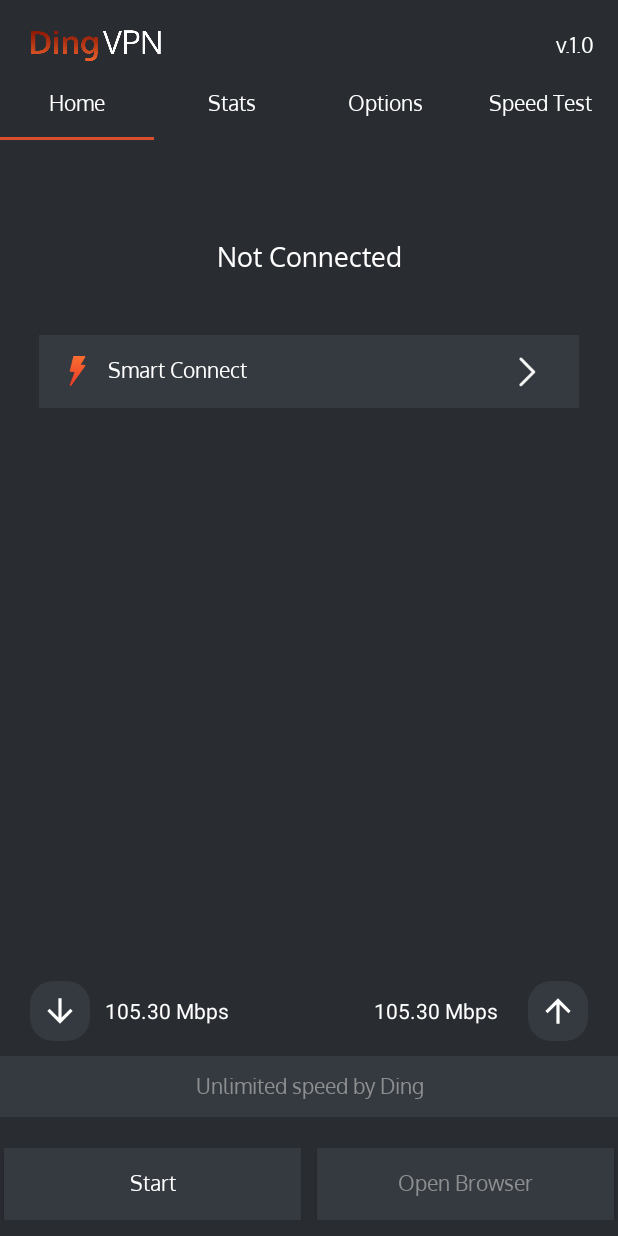
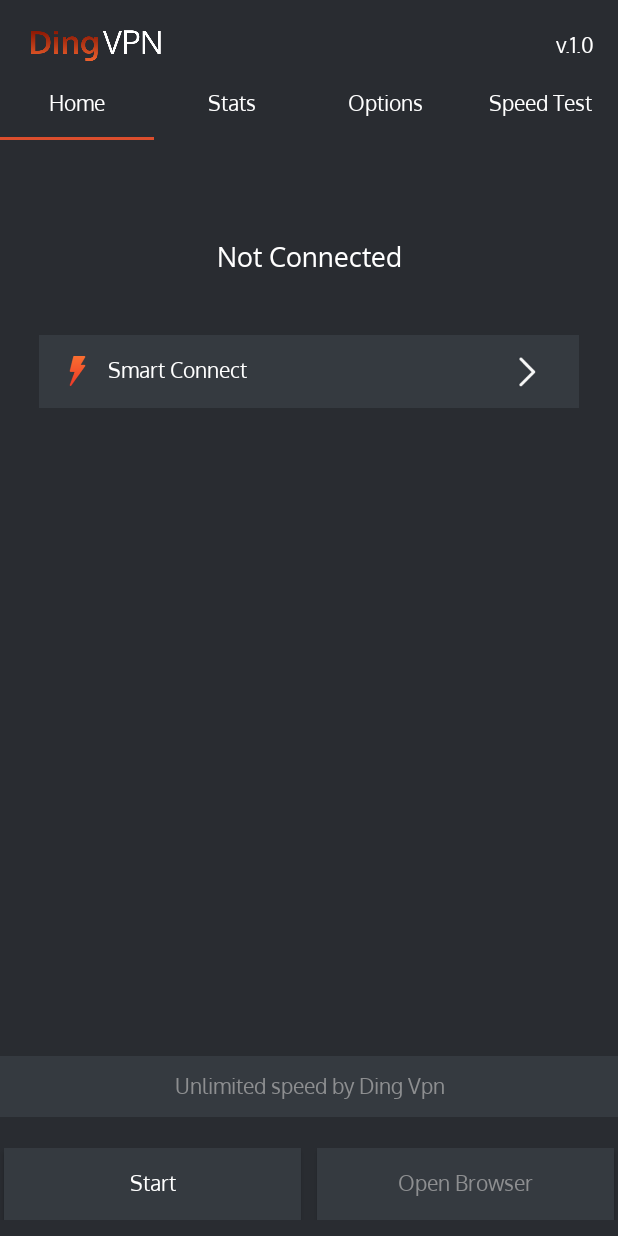
Before and after one commit to Asghar-ali-code/DingVpnn, an Android app: the HomeActivity screen opened directly, with no data from a screen before it, on a phone screen of 412 x 824 dp. Run offline under Robolectric (Android 15) with nearby library versions, the phone set to English and light mode, and no system bars; our stand-ins replace sdp/ssp sizes.

Commit message:
12/22/2021 size changes

```diff
--- a/app/build.gradle
+++ b/app/build.gradle
@@ -47,4 +47,7 @@
     implementation 'com.github.bumptech.glide:glide:4.12.0'
     //lotti for animation
     implementation "com.airbnb.android:lottie:3.4.0"
+    //ytdownload
+
+
 }
--- a/app/src/main/java/com/funtash/dingVpnn/Activities/HomeActivity.java
+++ b/app/src/main/java/com/funtash/dingVpnn/Activities/HomeActivity.java
@@ -1,9 +1,12 @@
 package com.funtash.dingVpnn.Activities;
 
 import androidx.appcompat.app.AppCompatActivity;
+import androidx.fragment.app.FragmentTransaction;
 import androidx.viewpager.widget.ViewPager;
 
+import android.annotation.SuppressLint;
 import android.content.Context;
+import android.content.Intent;
 import android.graphics.Color;
 import android.graphics.LinearGradient;
 import android.graphics.Shader;
@@ -13,6 +16,7 @@
 import android.widget.TableLayout;
 
 import com.funtash.dingVpnn.Adapter.HomeAdapter;
+import com.funtash.dingVpnn.Fragments.HomeFragment;
 import com.funtash.dingVpnn.R;
 import com.funtash.dingVpnn.databinding.ActivityHomeBinding;
 import com.google.android.material.tabs.TabLayout;
@@ -23,12 +27,23 @@
     HomeAdapter homeAdapter;
     TabLayout tableLayout;
     ViewPager viewPager;
+    int disConnect=0;
+    HomeFragment homeFragmentObj;
 
     @Override
     protected void onCreate(Bundle savedInstanceState) {
         super.onCreate(savedInstanceState);
         binding = ActivityHomeBinding.inflate(getLayoutInflater());
         setContentView(binding.getRoot());
+        Intent intent=getIntent();
+        disConnect=intent.getIntExtra("disconnect",0);
+        Bundle bundle=new Bundle();
+        bundle.putString("disConnect", String.valueOf(disConnect));
+        homeFragmentObj=new HomeFragment();
+        homeFragmentObj.setArguments(bundle);
+        @SuppressLint("ResourceType") FragmentTransaction transaction = getSupportFragmentManager()
+                .beginTransaction()
+                .replace(R.layout.activity_home, homeFragmentObj);
 
         viewPager = binding.viewPager;
         tableLayout = binding.tabLayout;
@@ -36,6 +51,11 @@
         binding.viewPager.setAdapter(homeAdapter);
         tableLayout.setupWithViewPager(viewPager);
 
+
+
+
+
+
     }
 
 
--- /dev/null
+++ b/app/src/main/java/com/funtash/dingVpnn/Interface/Disconnect.java
@@ -0,0 +1,6 @@
+package com.funtash.dingVpnn.Interface;
+
+public interface Disconnect {
+    void onVpnDisconnect();
+
+}
--- a/app/src/main/res/layout/fragment_home.xml
+++ b/app/src/main/res/layout/fragment_home.xml
@@ -76,14 +76,15 @@
 
         </RelativeLayout>
         <RelativeLayout
+            android:id="@+id/download_parent"
             android:layout_width="wrap_content"
             android:layout_height="wrap_content"
-            android:id="@+id/download_parent"
+            android:visibility="invisible"
             app:layout_constraintBottom_toTopOf="@id/tv_unlimitedSpeed"
             app:layout_constraintStart_toStartOf="parent">
         <RelativeLayout
-            android:layout_width="40dp"
-            android:layout_height="40dp"
+            android:layout_width="30dp"
+            android:layout_height="30dp"
             android:id="@+id/Rl_download"
             android:layout_centerVertical="true"
             android:background="@drawable/icon_background"
@@ -91,9 +92,9 @@
             android:layout_marginStart="20dp">
 
             <ImageView
-                android:layout_width="25dp"
-                android:layout_height="25dp"
                 android:id="@+id/ivdownload"
+                android:layout_width="20dp"
+                android:layout_height="20dp"
                 android:layout_centerInParent="true"
                 android:src="@drawable/ic_download" />
         </RelativeLayout>
@@ -102,43 +103,47 @@
                 android:layout_width="wrap_content"
                 android:layout_height="wrap_content"
                 android:layout_centerVertical="true"
+                android:layout_marginStart="6dp"
                 android:layout_toRightOf="@id/Rl_download"
                 android:text="105.30 Mbps"
-            android:layout_marginStart="10dp"
-            android:textColor="@color/white" />
+                android:textColor="@color/white"
+                android:textSize="12sp" />
         </RelativeLayout>
         <RelativeLayout
+            android:id="@+id/Rl_upload"
             android:layout_width="wrap_content"
             android:layout_height="wrap_content"
             android:layout_marginEnd="20dp"
+            android:visibility="invisible"
             app:layout_constraintBottom_toTopOf="@id/tv_unlimitedSpeed"
             app:layout_constraintEnd_toEndOf="parent">
             <RelativeLayout
-                android:layout_width="40dp"
-                android:layout_height="40dp"
-                android:id="@+id/Rl_upload"
+                android:layout_width="30dp"
+                android:layout_height="30dp"
+
                 android:layout_toRightOf="@id/tvuploadspeed"
                 android:layout_centerVertical="true"
                 android:background="@drawable/icon_background"
                 android:layout_marginBottom="20dp"
-                android:layout_marginStart="20dp">
+                android:layout_marginStart="10dp">
 
                 <ImageView
-                    android:layout_width="25dp"
-                    android:layout_height="25dp"
                     android:id="@+id/ivupload"
+                    android:layout_width="20dp"
+                    android:layout_height="20dp"
                     android:layout_centerInParent="true"
                     android:src="@drawable/upload" />
             </RelativeLayout>
 
             <TextView
+                android:id="@+id/tvuploadspeed"
                 android:layout_width="wrap_content"
                 android:layout_height="wrap_content"
                 android:layout_centerVertical="true"
+                android:layout_marginStart="6dp"
                 android:text="105.30 Mbps"
-                android:id="@+id/tvuploadspeed"
-                android:layout_marginStart="10dp"
-                android:textColor="@color/white" />
+                android:textColor="@color/white"
+                android:textSize="12sp" />
         </RelativeLayout>
 
         <androidx.appcompat.widget.LinearLayoutCompat
@@ -163,6 +168,7 @@
                 android:textColor="@color/white" />
 
             <Button
+                android:id="@+id/btnBrowser"
                 android:layout_width="match_parent"
                 android:layout_height="wrap_content"
                 android:layout_marginStart="@dimen/_4sdp"
@@ -178,16 +184,17 @@
 
 
         <TextView
+
+            android:id="@+id/tv_unlimitedSpeed"
             android:layout_width="match_parent"
             android:layout_height="wrap_content"
             android:layout_marginBottom="@dimen/_16sdp"
             android:background="@color/serverbackground"
             android:fontFamily="@font/oxygen_regular"
             android:gravity="center"
-            android:id="@+id/tv_unlimitedSpeed"
             android:paddingTop="@dimen/_8sdp"
             android:paddingBottom="@dimen/_8sdp"
-            android:text="Unlimited speed by Ding"
+            android:text="Unlimited speed by Ding Vpn"
             android:textColor="@color/openBrow"
             app:layout_constraintBottom_toTopOf="@+id/linearLayoutCompat" />
     </androidx.constraintlayout.widget.ConstraintLayout>
--- a/build.gradle
+++ b/build.gradle
@@ -3,6 +3,7 @@
     repositories {
         google()
         mavenCentral()
+        maven { url "https://jitpack.io" }
     }
     dependencies {
         classpath "com.android.tools.build:gradle:4.2.2"
```
Also changed, not shown: app/src/main/java/com/funtash/dingVpnn/Fragments/HomeFragment.java (+56 -8 lines), app/src/main/java/com/funtash/dingVpnn/Fragments/disconnect_fragment.java (+25 -2 lines), app/src/main/res/layout/fragment_disconnect_fragment.xml (+10 -8 lines). Lines whose indentation alone changed are shown as unchanged.
